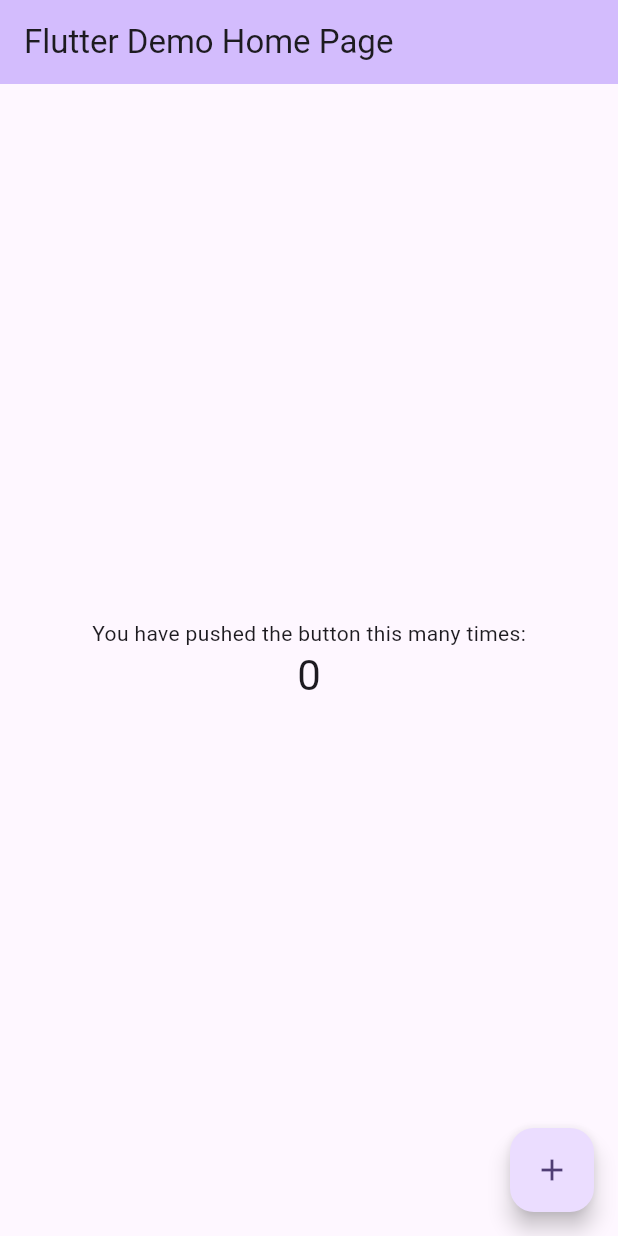
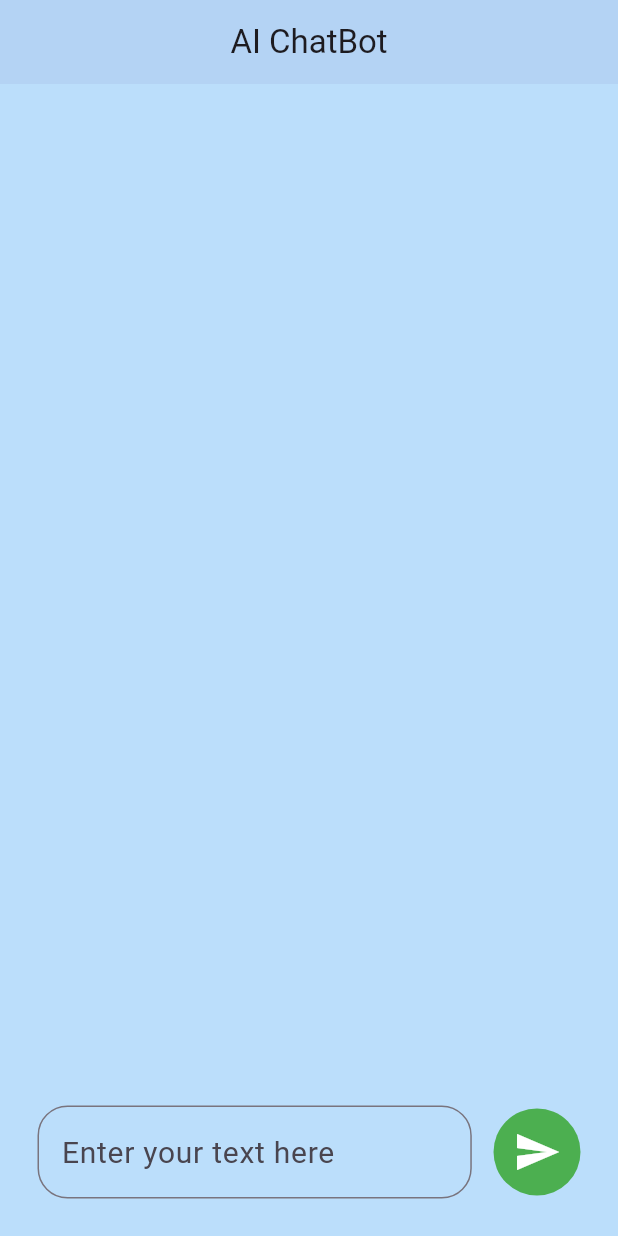
Before and after one commit to Niyaljacob/Flutter-Gemini-ChatBot, a Flutter app: the screen it shows after launch, on a phone screen of 412 x 824 dp. Run offline on Flutter 3.47's test engine with Material 3 defaults, Android fonts, the phone set to English and light mode, and no system bars; our stand-ins replace google_generative_ai.

Commit message:
final commmit

```diff
--- /dev/null
+++ b/lib/geminichatbot.dart
@@ -0,0 +1,141 @@
+import 'package:flutter/material.dart';
+import 'package:gemini_chatbot/model.dart';
+import 'package:google_generative_ai/google_generative_ai.dart';
+import 'package:intl/intl.dart';
+
+class GeminiChatBot extends StatefulWidget {
+  const GeminiChatBot({super.key});
+
+  @override
+  State<GeminiChatBot> createState() => _GeminiChatBotState();
+}
+
+class _GeminiChatBotState extends State<GeminiChatBot> {
+  TextEditingController promprController = TextEditingController();
+  static const apiKey = "AIzaSyCS-IThTFv0aZ1EuGsXOc6TxEVCIjeKkZI";
+  final model = GenerativeModel(model: 'gemini-pro', apiKey: apiKey);
+
+  final List<ModelMessage> prompt = [];
+
+  Future<void> sendMessage() async {
+    final message = promprController.text;
+    setState(() {
+      promprController.clear();
+      prompt.add(
+          ModelMessage(isPrompt: true, message: message, time: DateTime.now()));
+    });
+
+    final content = [Content.text(message)];
+    final response = await model.generateContent(content);
+    setState(() {
+      prompt.add(ModelMessage(
+          isPrompt: false, message: response.text ?? "", time: DateTime.now()));
+    });
+  }
+
+  @override
+  Widget build(BuildContext context) {
+    return Scaffold(
+      backgroundColor: Colors.blue[100],
+      appBar: AppBar(
+        elevation: 3,
+        backgroundColor: Colors.blue[100],
+        title: const Center(child: Text('AI ChatBot')),
+      ),
+      body: Column(
+        children: [
+          Expanded(
+              child: ListView.builder(
+                  itemCount: prompt.length,
+                  itemBuilder: (context, index) {
+                    final message = prompt[index];
+                    return UserPromt(
+                        isPromt: message.isPrompt,
+                        message: message.message,
+                        date: DateFormat('hh:mm a').format(message.time));
+                  })),
+          Padding(
+            padding: const EdgeInsets.all(25),
+            child: Row(
+              children: [
+                Expanded(
+                  flex: 20,
+                  child: TextField(
+                    controller: promprController,
+                    style: const TextStyle(
+                      color: Colors.black,
+                      fontSize: 20,
+                    ),
+                    decoration: InputDecoration(
+                      border: OutlineInputBorder(
+                          borderRadius: BorderRadius.circular(20)),
+                      hintText: 'Enter your text here',
+                    ),
+                  ),
+                ),
+                const Spacer(),
+                GestureDetector(
+                  onTap: () {
+                    sendMessage();
+                  }, // Call sendMessage on tap
+                  child: const CircleAvatar(
+                    radius: 29,
+                    backgroundColor: Colors.green,
+                    child: Icon(
+                      Icons.send,
+                      color: Colors.white,
+                      size: 32,
+                    ),
+                  ),
+                )
+              ],
+            ),
+          )
+        ],
+      ),
+    );
+  }
+
+  Container UserPromt(
+      {required final bool isPromt,
+      required String message,
+      required String date}) {
+    return Container(
+      width: double.infinity,
+      padding: const EdgeInsets.all(15),
+      margin: EdgeInsets.symmetric(vertical: 15).copyWith(
+        left: isPromt ? 80 : 15,
+        right: isPromt ? 15 : 80,
+      ),
+      decoration: BoxDecoration(
+        color: isPromt ? Colors.green : Colors.grey,
+        borderRadius: BorderRadius.only(
+            topLeft: const Radius.circular(20),
+            topRight: const Radius.circular(20),
+            bottomLeft: isPromt ? const Radius.circular(20) : Radius.zero,
+            bottomRight: isPromt ? Radius.zero : const Radius.circular(20)),
+      ),
+      child: Column(
+        crossAxisAlignment: CrossAxisAlignment.start,
+        children: [
+          Text(
+            message,
+            style: TextStyle(
+              fontWeight: isPromt ? FontWeight.bold : FontWeight.normal,
+              fontSize: 18,
+              color: isPromt ? Colors.white : Colors.black,
+            ),
+          ),
+          Text(
+            date,
+            style: TextStyle(
+              fontWeight: isPromt ? FontWeight.bold : FontWeight.normal,
+              fontSize: 18,
+              color: isPromt ? Colors.white : Colors.black,
+            ),
+          ),
+        ],
+      ),
+    );
+  }
+}
--- a/lib/main.dart
+++ b/lib/main.dart
@@ -1,4 +1,5 @@
 import 'package:flutter/material.dart';
+import 'package:gemini_chatbot/geminichatbot.dart';
 
 void main() {
   runApp(const MyApp());
@@ -7,119 +8,11 @@ void main() {
 class MyApp extends StatelessWidget {
   const MyApp({super.key});
 
-  // This widget is the root of your application.
   @override
   Widget build(BuildContext context) {
     return MaterialApp(
-      title: 'Flutter Demo',
-      theme: ThemeData(
-        // This is the theme of your application.
-        //
-        // TRY THIS: Try running your application with "flutter run". You'll see
-        // the application has a purple toolbar. Then, without quitting the app,
-        // try changing the seedColor in the colorScheme below to Colors.green
-        // and then invoke "hot reload" (save your changes or press the "hot
-        // reload" button in a Flutter-supported IDE, or press "r" if you used
-        // the command line to start the app).
-        //
-        // Notice that the counter didn't reset back to zero; the application
-        // state is not lost during the reload. To reset the state, use hot
-        // restart instead.
-        //
-        // This works for code too, not just values: Most code changes can be
-        // tested with just a hot reload.
-        colorScheme: ColorScheme.fromSeed(seedColor: Colors.deepPurple),
-        useMaterial3: true,
-      ),
-      home: const MyHomePage(title: 'Flutter Demo Home Page'),
+      debugShowCheckedModeBanner: false,
+      home: const GeminiChatBot(),
     );
   }
 }
-
-class MyHomePage extends StatefulWidget {
-  const MyHomePage({super.key, required this.title});
-
-  // This widget is the home page of your application. It is stateful, meaning
-  // that it has a State object (defined below) that contains fields that affect
-  // how it looks.
-
-  // This class is the configuration for the state. It holds the values (in this
-  // case the title) provided by the parent (in this case the App widget) and
-  // used by the build method of the State. Fields in a Widget subclass are
-  // always marked "final".
-
-  final String title;
-
-  @override
-  State<MyHomePage> createState() => _MyHomePageState();
-}
-
-class _MyHomePageState extends State<MyHomePage> {
-  int _counter = 0;
-
-  void _incrementCounter() {
-    setState(() {
-      // This call to setState tells the Flutter framework that something has
-      // changed in this State, which causes it to rerun the build method below
-      // so that the display can reflect the updated values. If we changed
-      // _counter without calling setState(), then the build method would not be
-      // called again, and so nothing would appear to happen.
-      _counter++;
-    });
-  }
-
-  @override
-  Widget build(BuildContext context) {
-    // This method is rerun every time setState is called, for instance as done
-    // by the _incrementCounter method above.
-    //
-    // The Flutter framework has been optimized to make rerunning build methods
-    // fast, so that you can just rebuild anything that needs updating rather
-    // than having to individually change instances of widgets.
-    return Scaffold(
-      appBar: AppBar(
-        // TRY THIS: Try changing the color here to a specific color (to
-        // Colors.amber, perhaps?) and trigger a hot reload to see the AppBar
-        // change color while the other colors stay the same.
-        backgroundColor: Theme.of(context).colorScheme.inversePrimary,
-        // Here we take the value from the MyHomePage object that was created by
-        // the App.build method, and use it to set our appbar title.
-        title: Text(widget.title),
-      ),
-      body: Center(
-        // Center is a layout widget. It takes a single child and positions it
-        // in the middle of the parent.
-        child: Column(
-          // Column is also a layout widget. It takes a list of children and
-          // arranges them vertically. By default, it sizes itself to fit its
-          // children horizontally, and tries to be as tall as its parent.
-          //
-          // Column has various properties to control how it sizes itself and
-          // how it positions its children. Here we use mainAxisAlignment to
-          // center the children vertically; the main axis here is the vertical
-          // axis because Columns are vertical (the cross axis would be
-          // horizontal).
-          //
-          // TRY THIS: Invoke "debug painting" (choose the "Toggle Debug Paint"
-          // action in the IDE, or press "p" in the console), to see the
-          // wireframe for each widget.
-          mainAxisAlignment: MainAxisAlignment.center,
-          children: <Widget>[
-            const Text(
-              'You have pushed the button this many times:',
-            ),
-            Text(
-              '$_counter',
-              style: Theme.of(context).textTheme.headlineMedium,
-            ),
-          ],
-        ),
-      ),
-      floatingActionButton: FloatingActionButton(
-        onPressed: _incrementCounter,
-        tooltip: 'Increment',
-        child: const Icon(Icons.add),
-      ), // This trailing comma makes auto-formatting nicer for build methods.
-    );
-  }
-}
--- /dev/null
+++ b/lib/model.dart
@@ -0,0 +1,7 @@
+class ModelMessage{
+  final bool isPrompt;
+  final String message;
+  final DateTime time;
+
+  ModelMessage({required this.isPrompt, required this.message, required this.time});
+}
```
Also changed, not shown: pubspec.yaml (+4 -17 lines), pubspec.lock.
